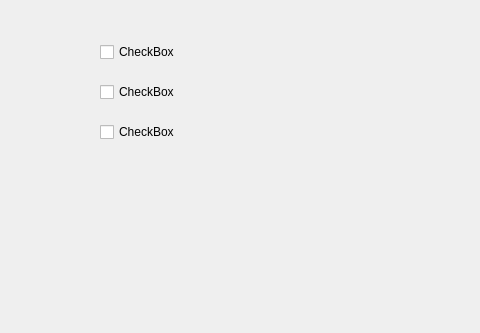
Before: the Qt Designer form UI/UI_Design/title1.ui in Circlebiv/Word_Learning_Project, drawn with Qt 5; both pictures show x 0 to 480 and y 0 to 333 of the 848 by 899 pixel window.
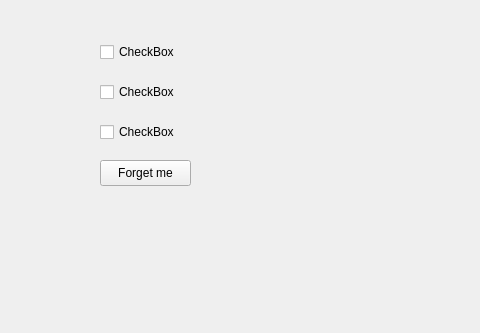
After: the same form once the commit is applied. The open tabs and pages were chosen to show the change.

Diff of the .ui file:
```diff
--- a/UI/UI_Design/title1.ui
+++ b/UI/UI_Design/title1.ui
@@ -207,6 +207,19 @@
           <string>CheckBox</string>
          </property>
         </widget>
+        <widget class="QPushButton" name="forget_me_btn">
+         <property name="geometry">
+          <rect>
+           <x>80</x>
+           <y>150</y>
+           <width>91</width>
+           <height>26</height>
+          </rect>
+         </property>
+         <property name="text">
+          <string>Forget me</string>
+         </property>
+        </widget>
        </widget>
       </widget>
      </item>
```
Left out of the diff: 4 changed lines with no effect on the pictures.
